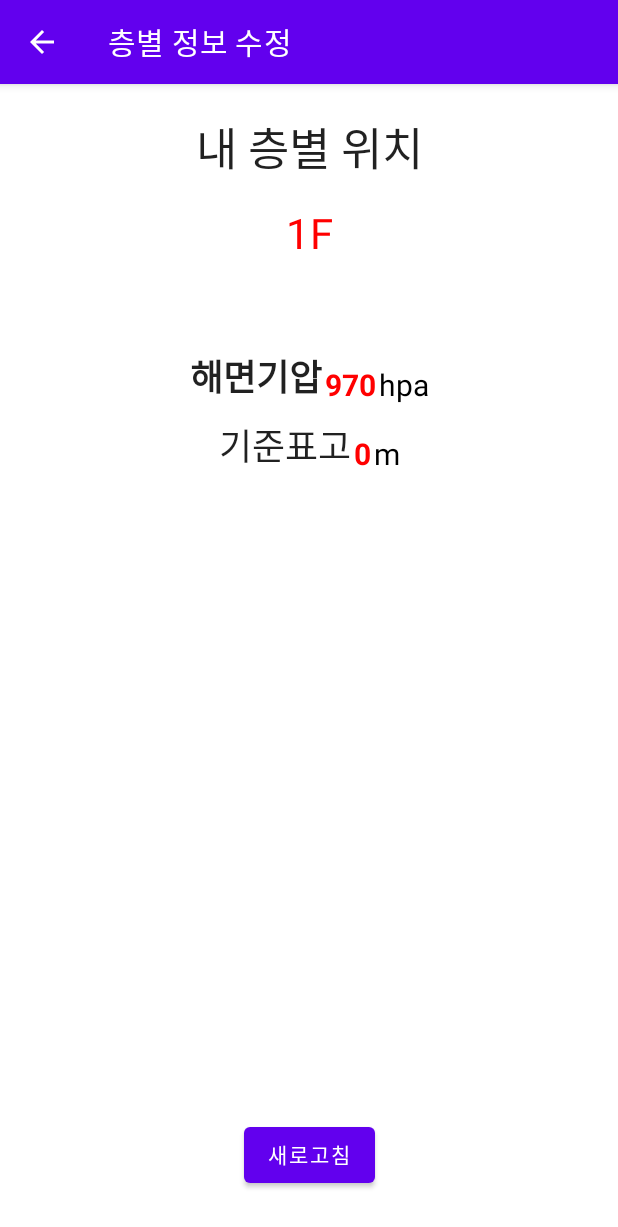
After one commit to YeaDarmLee/YD-fire-safety, an Android app built with Jetpack Compose: the fragment FloorFragment shown on its own in the app's theme, on a phone screen of 412 x 824 dp. The commit adds this screen. Shown: the top 1227 px of the screen. Run offline under Robolectric (Android 15) with nearby library versions, the phone set to English and light mode, and no system bars.

Commit message:
메인 ui, 층별 정보 수정 ui 적용

```diff
--- a/android/FloorTracking/app/src/main/java/com/floortracking/ui/components/FTAppbar.kt
+++ b/android/FloorTracking/app/src/main/java/com/floortracking/ui/components/FTAppbar.kt
@@ -1,8 +1,10 @@
 package com.floortracking.ui.components
 
-import androidx.compose.material.Scaffold
-import androidx.compose.material.Text
-import androidx.compose.material.TopAppBar
+import androidx.compose.material.*
+import androidx.compose.material.icons.Icons
+import androidx.compose.material.icons.filled.ArrowBack
+import androidx.compose.material.icons.filled.Settings
+import androidx.compose.material.icons.filled.Share
 import androidx.compose.runtime.Composable
 import androidx.compose.ui.unit.dp
 
@@ -13,3 +15,16 @@ fun FTAppBar(name: String) {
         title = { Text(text = name) },
     )
 }
+
+@Composable
+fun FTAppBarBack(name: String) {
+    TopAppBar(
+        elevation = 4.dp,
+        title = { Text(text = name) },
+        navigationIcon = {
+            IconButton(onClick = {/* Do Something*/ }) {
+                Icon(Icons.Filled.ArrowBack, null)
+            }
+        }
+    )
+}
--- /dev/null
+++ b/android/FloorTracking/app/src/main/java/com/floortracking/ui/components/FTButton.kt
@@ -0,0 +1,18 @@
+package com.floortracking.ui.components
+
+import android.service.autofill.OnClickAction
+import androidx.compose.material.*
+import androidx.compose.runtime.Composable
+import androidx.compose.ui.Modifier
+import androidx.compose.ui.graphics.Color
+
+@Composable
+fun CommonButton(
+    text: String,
+    modifier: Modifier = Modifier,
+    onClickAction: () -> Unit = {/* Do something! */ }
+) {
+    Button(onClick = onClickAction) {
+        Text(text = text, color = Color.White)
+    }
+}
--- a/android/FloorTracking/app/src/main/java/com/floortracking/ui/components/FTText.kt
+++ b/android/FloorTracking/app/src/main/java/com/floortracking/ui/components/FTText.kt
@@ -4,6 +4,10 @@ import androidx.compose.foundation.layout.padding
 import androidx.compose.material.Text
 import androidx.compose.runtime.Composable
 import androidx.compose.ui.Modifier
+import androidx.compose.ui.graphics.Color
+import androidx.compose.ui.text.font.FontStyle
+import androidx.compose.ui.text.font.FontWeight
+import androidx.compose.ui.unit.TextUnit
 import androidx.compose.ui.unit.dp
 
 @Composable
@@ -11,7 +15,20 @@ fun FTText() {
 }
 
 @Composable
-fun CommonText(text: String, modifier: Modifier = Modifier, topPadding: Int = 0) {
-    Text(text = text,
-    modifier = modifier)
+fun CommonText(
+    text: String,
+    modifier: Modifier = Modifier,
+    color: Color = Color.Unspecified,
+    fontSize: TextUnit = TextUnit.Unspecified,
+    fontWeight: FontWeight? = null,
+    fontStyle: FontStyle? = null,
+) {
+    Text(
+        text = text,
+        modifier = modifier,
+        color = color,
+        fontSize = fontSize,
+        fontWeight = fontWeight,
+        fontStyle = fontStyle
+    )
 }
--- /dev/null
+++ b/android/FloorTracking/app/src/main/java/com/floortracking/ui/floor/FloorFragment.kt
@@ -0,0 +1,45 @@
+package com.floortracking.ui.floor
+
+import android.os.Bundle
+import android.view.LayoutInflater
+import android.view.View
+import android.view.ViewGroup
+import androidx.compose.runtime.CompositionLocalProvider
+import androidx.compose.ui.platform.ComposeView
+import com.floortracking.R
+import com.floortracking.ui.base.BaseFragment
+import com.floortracking.ui.components.OneButtonPopup
+import com.floortracking.ui.main.MainUI
+import com.floortracking.ui.theme.FloorTrackingTheme
+
+class FloorFragment: BaseFragment() {
+    override fun onCreateView(
+        inflater: LayoutInflater,
+        container: ViewGroup?,
+        savedInstanceState: Bundle?
+    ): View {
+        return ComposeView(inflater.context).apply {
+            layoutParams = ViewGroup.LayoutParams(
+                ViewGroup.LayoutParams.MATCH_PARENT,
+                ViewGroup.LayoutParams.MATCH_PARENT
+            )
+            setContent {
+                CompositionLocalProvider(
+                   // LocalBackPressedDispatcher provides requireActivity().onBackPressedDispatcher
+                ) {
+                    FloorTrackingTheme {
+                        FloorUI(titleName = getString(R.string.floor_info_modify),
+                            floorText = "1F",
+                            hpaText = "970",
+                            meterText = "0",
+                            settingAlignAction = {
+                                //showDialog.value = true
+                                //titleText.value = "호잇 둘리는 초능력 내친구"
+
+                            })
+                    }
+                }
+            }
+        }
+    }
+}
--- /dev/null
+++ b/android/FloorTracking/app/src/main/java/com/floortracking/ui/floor/FloorUI.kt
@@ -0,0 +1,129 @@
+package com.floortracking.ui.floor
+
+import android.util.Log
+import androidx.compose.foundation.background
+import androidx.compose.foundation.layout.*
+import androidx.compose.foundation.shape.CircleShape
+import androidx.compose.foundation.text.KeyboardActions
+import androidx.compose.material.Scaffold
+import androidx.compose.material.Text
+import androidx.compose.material.TextField
+import androidx.compose.runtime.*
+import androidx.compose.ui.Alignment
+import androidx.compose.ui.Modifier
+import androidx.compose.ui.graphics.Color
+import androidx.compose.ui.layout.layout
+import androidx.compose.ui.res.stringResource
+import androidx.compose.ui.text.font.FontStyle
+import androidx.compose.ui.text.font.FontWeight
+import androidx.compose.ui.text.input.TextFieldValue
+import androidx.compose.ui.text.style.TextAlign
+import androidx.compose.ui.unit.dp
+import androidx.compose.ui.unit.sp
+import com.floortracking.R
+import com.floortracking.ui.components.CommonButton
+import com.floortracking.ui.components.CommonText
+import com.floortracking.ui.components.FTAppBarBack
+import com.floortracking.ui.components.NumberOutLineTextField
+
+@Composable
+fun FloorUI(titleName: String, floorText: String, hpaText: String, meterText: String, settingAlignAction:  () -> Unit) {
+    Scaffold() {
+        Column {
+            FTAppBarBack(name = titleName)
+            Column(
+                modifier = Modifier
+                    .fillMaxWidth()
+                    .padding(vertical = 20.dp),
+                horizontalAlignment = Alignment.CenterHorizontally
+            ) {
+                CommonText(text = stringResource(id = R.string.my_floor_position), fontSize = 30.sp)
+                CommonText(text = floorText, modifier = Modifier.padding(top = 20.dp), color = Color.Red, fontSize = 28.sp)
+
+                Row(modifier = Modifier
+                        .fillMaxWidth()
+                        .padding(top = 60.dp),
+                    verticalAlignment = Alignment.Bottom,
+                    horizontalArrangement = Arrangement.Center,
+                ) {
+                    CommonText(text = stringResource(id = R.string.sea_level_pressure), fontSize = 24.sp, fontWeight = FontWeight(FontWeight.Bold.weight))
+                    CommonText(text = hpaText, modifier = Modifier.padding(start = 2.dp), color = Color.Red, fontSize = 20.sp, fontWeight = FontWeight(FontWeight.Bold.weight))
+                    CommonText(text = stringResource(id = R.string.hectopascal), modifier = Modifier.padding(start = 2.dp), color = Color.Black, fontSize = 20.sp)
+                }
+                Row(modifier = Modifier
+                    .fillMaxWidth()
+                    .padding(top = 10.dp),
+                    verticalAlignment = Alignment.Bottom,
+                    horizontalArrangement = Arrangement.Center,
+                ) {
+                    CommonText(text = stringResource(id = R.string.reference_elevation), fontSize = 24.sp)
+                    CommonText(text = meterText, modifier = Modifier.padding(start = 2.dp), color = Color.Red, fontSize = 20.sp, fontWeight = FontWeight(FontWeight.Bold.weight))
+                    CommonText(text = stringResource(id = R.string.meter), modifier = Modifier.padding(start = 2.dp), color = Color.Black, fontSize = 20.sp)
+                }
+
+            }
+/*
+            Box(contentAlignment= Alignment.Center,
+                modifier = Modifier
+                    .background(Color.Black, shape = CircleShape)
+                    .layout(){ measurable, constraints ->
+                        // Measure the composable
+                        val placeable = measurable.measure(constraints)
+
+                        //get the current max dimension to assign width=height
+                        val currentHeight = placeable.height
+                        val currentWidth = placeable.width
+                        val newDiameter = maxOf(currentHeight, currentWidth)
+
+                        //assign the dimension and the center position
+                        layout(newDiameter, newDiameter) {
+                            // Where the composable gets placed
+                            placeable.placeRelative((newDiameter-currentWidth)/2, (newDiameter-currentHeight)/2)
+                        }
+                    }) {
+
+                Text(
+                    text = "Hello World",
+                    textAlign = TextAlign.Center,
+                    color = Color.White,
+                    modifier = Modifier.padding(4.dp),
+                )
+            }*/
+            Column(
+                modifier = Modifier
+                    .fillMaxSize()
+                    .padding(bottom = 30.dp),
+                horizontalAlignment = Alignment.CenterHorizontally,
+                verticalArrangement = Arrangement.Bottom,
+            ) {
+                CommonButton(text = stringResource(id = R.string.refresh), onClickAction = settingAlignAction)
+            }
+
+        }
+    }
+}
+
+@Composable
+fun SimpleTextField(labelText: String, placeHolderText: String) {
+    var text by remember { mutableStateOf(TextFieldValue("")) }
+    TextField(
+        value = text,
+        onValueChange = { newText ->
+            text = newText
+        },
+        label = { Text(text = labelText) },
+        placeholder = { Text(text = placeHolderText) },
+        singleLine = true,
+        keyboardActions = KeyboardActions(onDone = {
+            Log.d("keyboardAction", "onDone")
+        }),
+    )
+}
+
+/*
+*/
+
+@Composable
+fun Greeting(name: String) {
+    Text(text = "Hello $name!")
+}
--- a/android/FloorTracking/app/src/main/res/values/strings.xml
+++ b/android/FloorTracking/app/src/main/res/values/strings.xml
@@ -8,6 +8,15 @@
     <string name="ground_floor">지상층</string>
     <string name="middle_floor">중간층</string>
     <string name="basement_floor">지하층</string>
+    <string name="setting_align_floor">기준층 셋팅</string>
+
+    <string name="floor_info_modify">층별 정보 수정</string>
+    <string name="my_floor_position">내 층별 위치</string>
+    <string name="refresh">새로고침</string>
+
+    <string name="sea_level_pressure">해면기압</string>
+    <string name="reference_elevation">기준표고</string>
+    <string name="hectopascal">hpa</string>
 
     <string name="floor">층</string>
     <string name="meter">m</string>
```
Also changed, not shown: android/FloorTracking/app/src/main/java/com/floortracking/ui/components/FTDialog.kt (added, +25 -0 lines), android/FloorTracking/app/src/main/java/com/floortracking/ui/main/MainFragment.kt (+36 -7 lines), android/FloorTracking/app/src/main/java/com/floortracking/ui/main/MainUI.kt (+7 -42 lines).
